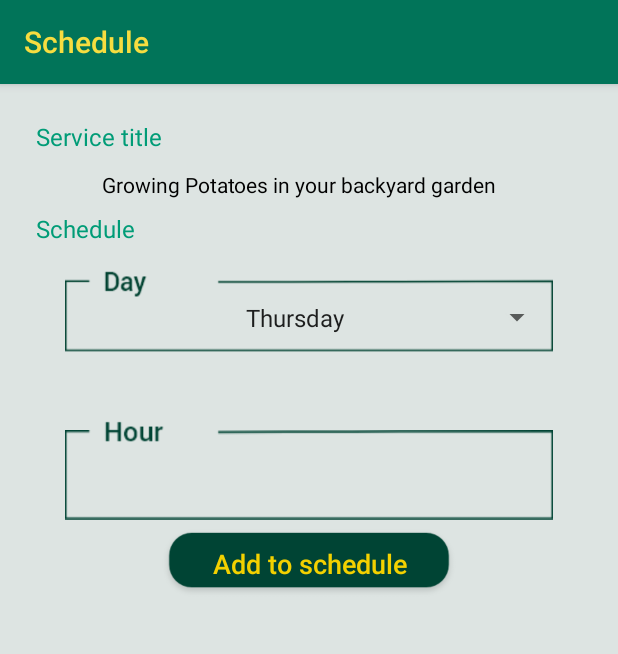
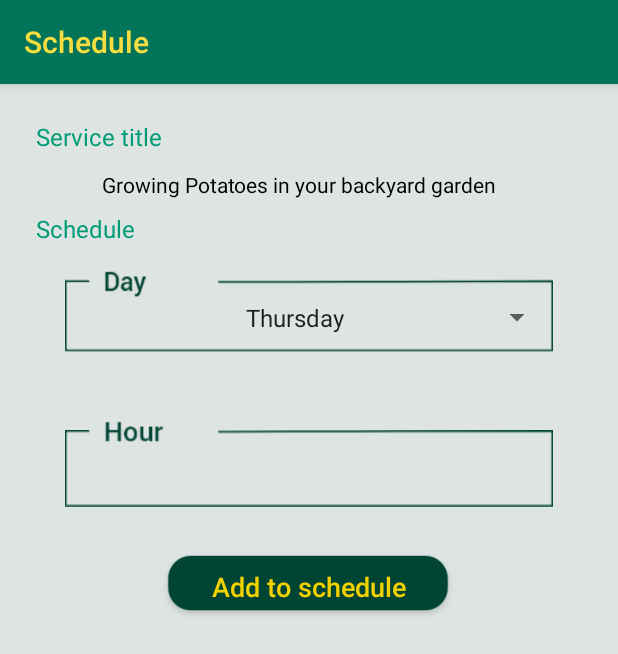
Before and after one commit to Gesraha101/SkillPlus, an Android app: the ScheduleActivity screen opened directly, with no data from a screen before it, on a phone screen of 412 x 824 dp. Shown: the top 654 px of the screen. Run offline under Robolectric (Android 15) with nearby library versions, the phone set to English and light mode, and no system bars; 2 statements that could not run were skipped.

Commit message:
Commit before merge

```diff
--- a/app/src/main/java/com/example/lost/skillplus/models/podos/responses/SkillsResponse.kt
+++ b/app/src/main/java/com/example/lost/skillplus/models/podos/responses/SkillsResponse.kt
@@ -1,4 +1,6 @@
 package com.example.lost.skillplus.models.podos.responses
+
+import com.example.lost.skillplus.models.podos.raw.Category
 
 data class SkillsResponse(
         var status : Boolean,
--- a/app/src/main/java/com/example/lost/skillplus/views/activities/AddTeacherSkillActivity.kt
+++ b/app/src/main/java/com/example/lost/skillplus/views/activities/AddTeacherSkillActivity.kt
@@ -62,7 +62,7 @@ class AddTeacherSkillActivity : AppCompatActivity() {
                             eT_Price?.text.toString().toFloat(),
                             eT_SessionDuration?.text.toString().toFloat(),
                             eT_ExtraFees?.text.toString().toFloat(),//Todo: update extra_fees UI
-                            "a7a",//Todo: get photo
+                            "Test",//Todo: get photo
                             1,//Todo: get user_id from shared preferences
                             1,//Todo: get cat_id from ...?
                             null,
--- a/app/src/main/res/layout/activity_add_need.xml
+++ b/app/src/main/res/layout/activity_add_need.xml
@@ -161,9 +161,10 @@
                         android:background="@drawable/button_bg"
                         android:textColor="#F3D100"
                         android:textSize="18dp"
-                        android:layout_marginTop="4dp" app:layout_constraintTop_toBottomOf="@+id/eT_Hours"
+                        android:layout_marginTop="24dp" app:layout_constraintTop_toBottomOf="@+id/eT_Hours"
                         app:layout_constraintEnd_toEndOf="parent" android:layout_marginEnd="8dp"
-                        app:layout_constraintStart_toStartOf="parent" android:layout_marginStart="8dp"/>
+                        app:layout_constraintStart_toStartOf="parent" android:layout_marginStart="8dp"
+                        app:layout_constraintHorizontal_bias="0.497"/>
                 <Button
                         android:id="@+id/btn_add_need"
                         android:textAllCaps="false"
--- a/app/src/main/res/layout/activity_schedule.xml
+++ b/app/src/main/res/layout/activity_schedule.xml
@@ -46,14 +46,14 @@
                         android:layout_width="248dp"
                         android:layout_height="59dp"
                         android:background="@drawable/button_bg"
+                        android:text="Add skill"
                         android:visibility="gone"
-                        android:text="Add skill"
                         android:textColor="#F3D100"
                         android:textSize="18dp"
                         tools:ignore="MissingConstraints"
                         android:layout_marginEnd="8dp" app:layout_constraintEnd_toEndOf="parent"
                         android:layout_marginStart="8dp" app:layout_constraintStart_toStartOf="parent"
-                        android:layout_marginTop="24dp" app:layout_constraintTop_toBottomOf="@+id/rV_Schedule"
+                        android:layout_marginTop="28dp" app:layout_constraintTop_toBottomOf="@+id/rV_Schedule"
                         app:layout_constraintHorizontal_bias="0.496"/>
                 <TextView
                         android:text="@string/service_title"
@@ -98,7 +98,7 @@
                 <EditText
                         android:id="@+id/eT_Hours"
                         android:layout_width="325dp"
-                        android:layout_height="60dp"
+                        android:layout_height="51dp"
                         android:layout_marginStart="8dp"
                         android:layout_marginEnd="8dp"
                         android:focusable="false"
@@ -124,8 +124,9 @@
                         android:layout_height="wrap_content"
                         app:layout_constraintStart_toStartOf="parent"
                         android:layout_marginStart="8dp"
-                        android:layout_marginTop="8dp" app:layout_constraintTop_toBottomOf="@+id/btn_add_to_schedule"
-                        app:layout_constraintEnd_toEndOf="parent" android:layout_marginEnd="8dp"/>
+                        android:layout_marginTop="20dp" app:layout_constraintTop_toBottomOf="@+id/btn_add_to_schedule"
+                        app:layout_constraintEnd_toEndOf="parent" android:layout_marginEnd="8dp"
+                        app:layout_constraintHorizontal_bias="0.0"/>
                 <ImageView
                         android:layout_width="53dp"
                         android:layout_height="24dp" app:srcCompat="@drawable/hours"
@@ -141,9 +142,10 @@
                         android:background="@drawable/button_bg"
                         android:textColor="#F3D100"
                         android:textSize="18dp"
-                        android:layout_marginTop="4dp" app:layout_constraintTop_toBottomOf="@+id/eT_Hours"
+                        android:layout_marginTop="28dp" app:layout_constraintTop_toBottomOf="@+id/eT_Hours"
                         app:layout_constraintEnd_toEndOf="parent" android:layout_marginEnd="8dp"
-                        app:layout_constraintStart_toStartOf="parent" android:layout_marginStart="8dp"/>
+                        app:layout_constraintStart_toStartOf="parent" android:layout_marginStart="8dp"
+                        app:layout_constraintHorizontal_bias="0.497"/>
 
             </android.support.constraint.ConstraintLayout>
         </ScrollView>
```
Also changed, not shown: app/src/main/java/com/example/lost/skillplus/models/podos/raw/Form.kt (+10 -1 lines), app/src/main/java/com/example/lost/skillplus/views/activities/AddFormActivity.kt (+6 -7 lines), app/src/main/java/com/example/lost/skillplus/views/activities/ScheduleActivity.kt (+6 -4 lines), app/src/main/res/layout/activity_add_teacher_skill.xml (+5 -3 lines).
